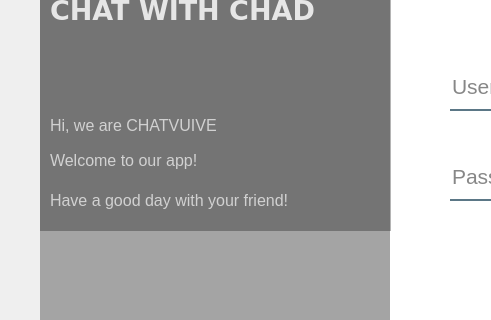
This is UI/app.ui in thuankhangho/btl-mmt as Qt 5 draws it before an edit; both pictures show x 0 to 491 and y 170 to 490 of the 850 by 750 pixel window. The edited form follows.
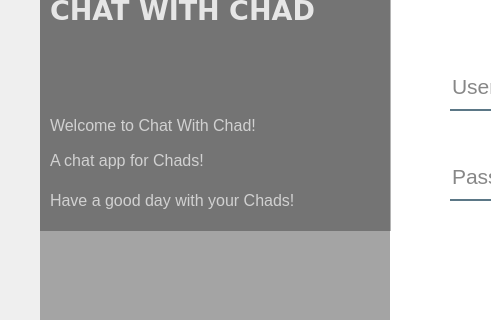
This is the edited form. Icons and pictures are not drawn.

Patch:
```diff
--- a/UI/app.ui
+++ b/UI/app.ui
@@ -327,7 +327,7 @@
      <string notr="true">color: rgba(255,255,255,170);</string>
     </property>
     <property name="text">
-     <string>Hi, we are CHATVUIVE</string>
+     <string>Welcome to Chat With Chad!</string>
     </property>
    </widget>
    <widget class="QLabel" name="Txthello2">
@@ -348,7 +348,7 @@
      <string notr="true">color: rgba(255,255,255,170);</string>
     </property>
     <property name="text">
-     <string>Welcome to our app!</string>
+     <string>A chat app for Chads!</string>
     </property>
    </widget>
    <widget class="QLabel" name="Txthello3">
@@ -369,7 +369,7 @@
      <string notr="true">color: rgba(255,255,255,170);</string>
     </property>
     <property name="text">
-     <string>Have a good day with your friend!</string>
+     <string>Have a good day with your Chads!</string>
     </property>
    </widget>
    <widget class="QPushButton" name="BtExit">
```
